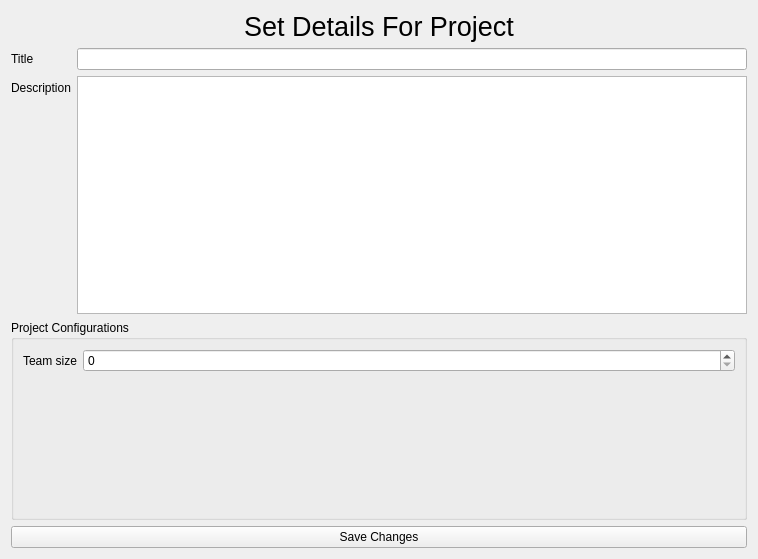
Old version of the form ProjectManagement/createprojectwidget.ui in the repository zcharli/carleton-student-project-partner-finder.
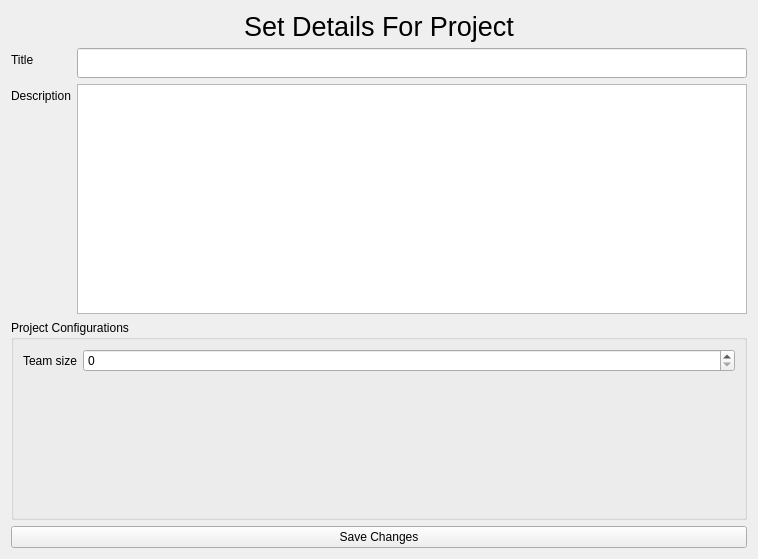
New version of the form.

Diff of the .ui file:
```diff
--- a/ProjectManagement/createprojectwidget.ui
+++ b/ProjectManagement/createprojectwidget.ui
@@ -42,7 +42,14 @@
       </widget>
      </item>
      <item row="0" column="1">
-      <widget class="QLineEdit" name="txtProjectTitle"/>
+      <widget class="QLineEdit" name="txtProjectTitle">
+       <property name="minimumSize">
+        <size>
+         <width>0</width>
+         <height>30</height>
+        </size>
+       </property>
+      </widget>
      </item>
      <item row="1" column="0">
       <widget class="QLabel" name="lblDesc">
```
